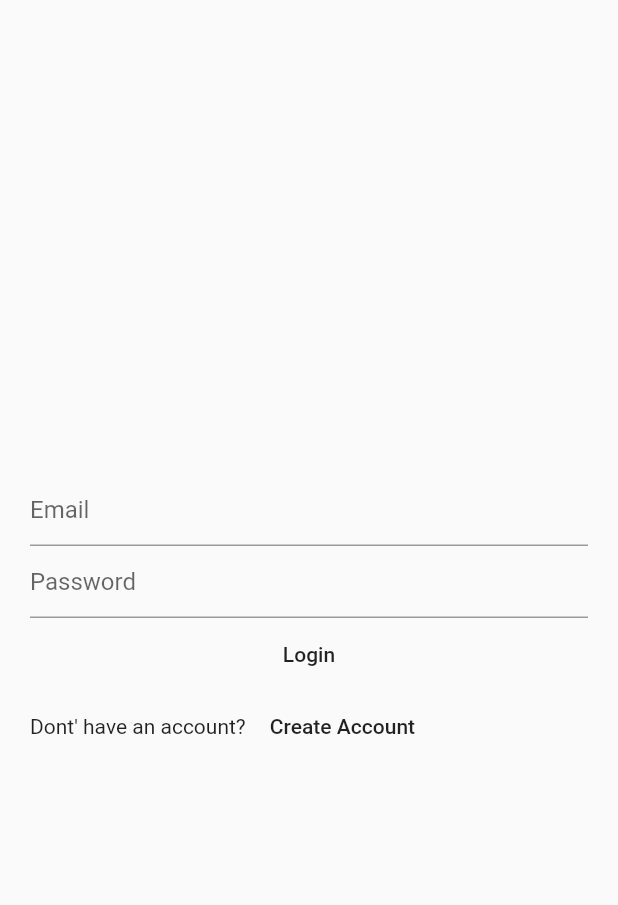
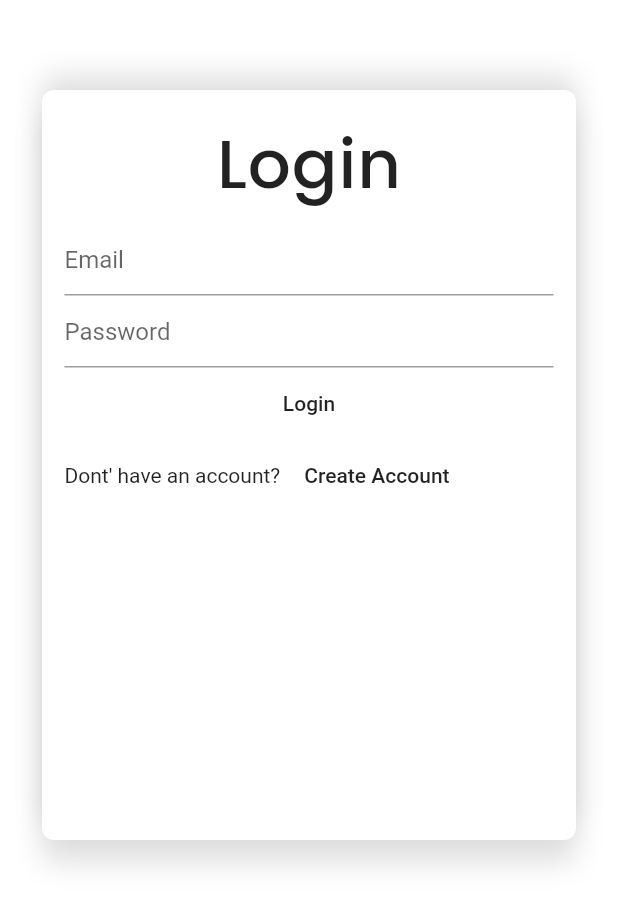
Before and after one commit to Kaelinator/clothes_picker, a Flutter app: the screen it shows after launch, on a phone screen of 412 x 824 dp. Shown: the top 905 px of the screen. Run offline on Flutter 3.47's test engine with Material 2 defaults, Android fonts, the phone set to English and light mode, and no system bars; our stand-ins replace cloud_firestore, firebase_auth; accounts and stored records are empty.

Commit message:
started Login styling, added Poppin Font

```diff
--- a/lib/screens/auth/signin.dart
+++ b/lib/screens/auth/signin.dart
@@ -60,14 +60,47 @@ class _LoginState extends State<Login> {
 
   @override
   Widget build(BuildContext context) {
-    return Container(
-      margin: EdgeInsets.all(20.0),
-      child: Form(
-        key: _formKey,
-        child: SingleChildScrollView(
+    return new Scaffold(
+      backgroundColor: Colors.white,
+      resizeToAvoidBottomPadding: true,
+      body: Stack(
+        fit: StackFit.expand,
+        children: <Widget>[
+          SingleChildScrollView(
+            child: Padding(
+              padding: EdgeInsets.only(left: 28.0, right: 28.0, top: 60.0),
               child: Column(
                 children: <Widget>[
-              _showError(),
+                    Container(
+                      width: double.infinity,
+                      height: 500,
+
+                      decoration: BoxDecoration(
+                        color: Colors.white,
+                        borderRadius: BorderRadius.circular(8.0),
+                        boxShadow: [
+                          BoxShadow(
+                            color: Colors.black12,
+                            offset: Offset(0.0, 15.0),
+                            blurRadius: 15.0
+                          ),
+                           BoxShadow(
+                            color: Colors.black12,
+                            offset: Offset(0.0, -10.0),
+                            blurRadius: 15.0
+                          ),
+                        ],
+                      ),
+                      child: Padding(
+                        padding: EdgeInsets.only(left: 15.0, right: 15.0, top: 15.0),
+                        child: Column(
+                          children: <Widget>[
+                            Text("Login",
+                              style: TextStyle(
+                                  fontSize: 45,
+                                  fontFamily: "Poppins-Medium",
+                              letterSpacing: .6)
+                            ),
                             TextFormField(
                               keyboardType: TextInputType.emailAddress,
                               controller: email,
@@ -97,6 +130,12 @@ class _LoginState extends State<Login> {
                         )
                       )
                   )
+                ],
+              ),
+            ),
+          ),
+        ],
+      )
     );
   }
 }
```
Also changed, not shown: pubspec.yaml (+8 -11 lines), assets/Poppins-Bold.ttf (added), assets/Poppins-Medium.ttf (added). Lines whose indentation alone changed are shown as unchanged.
